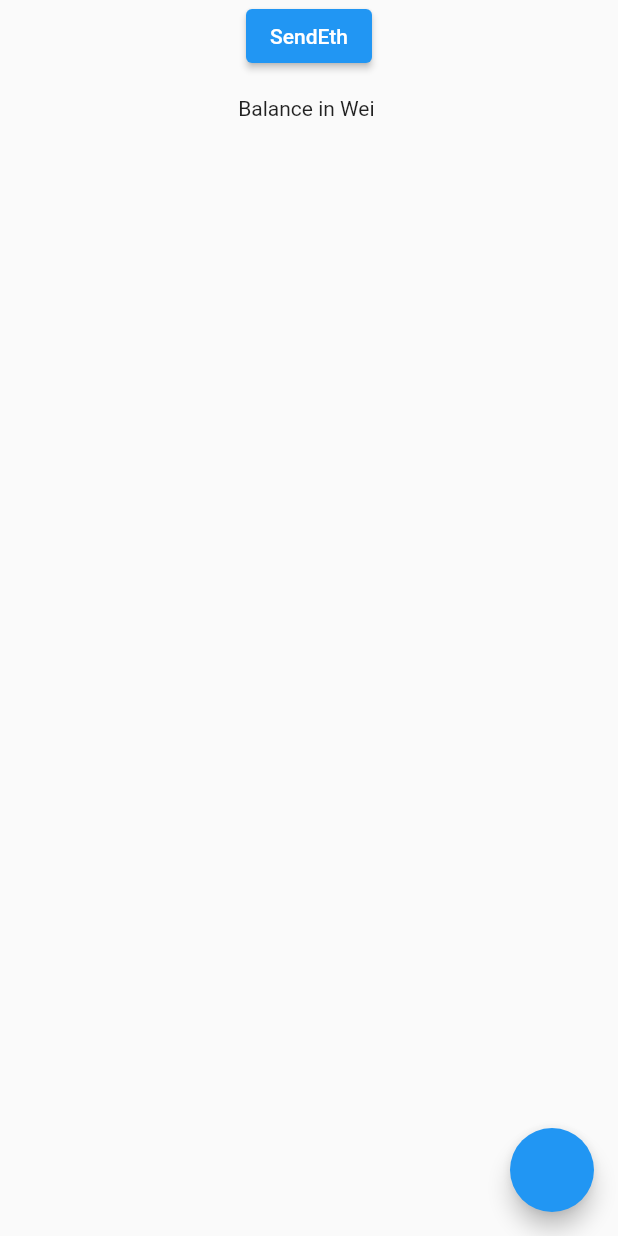
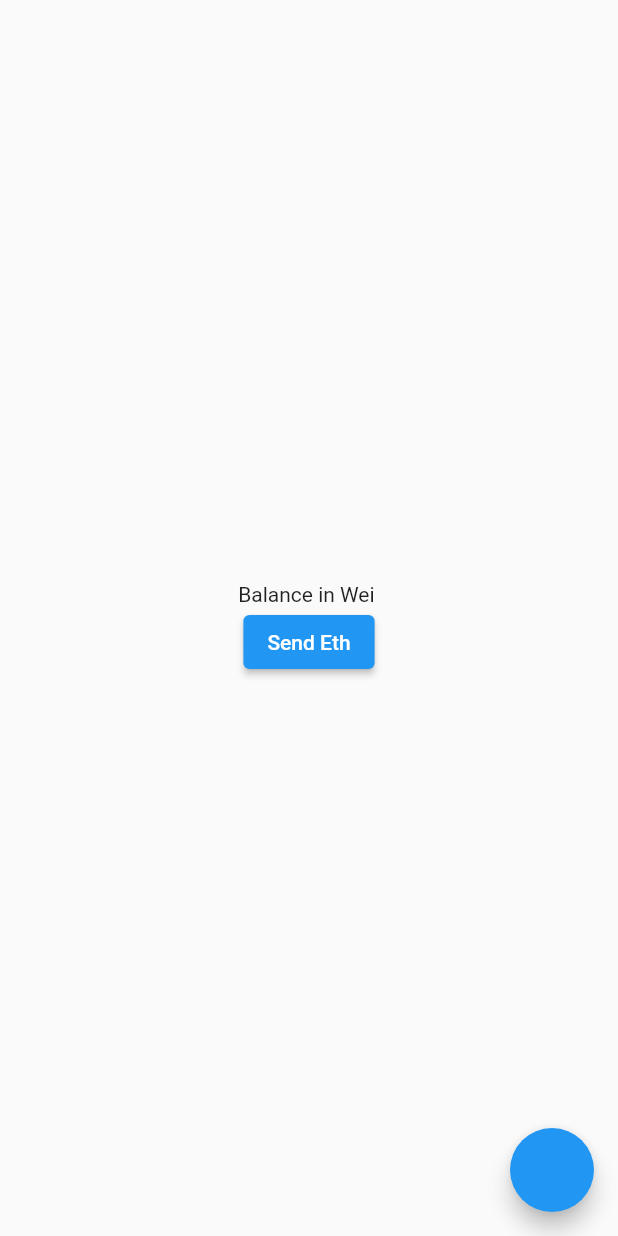
Before and after one commit to an-ku-sh/wallet, a Flutter app: the Wallet screen opened directly, on a phone screen of 412 x 824 dp. Run offline on Flutter 3.47's test engine with Material 2 defaults, Android fonts, the phone set to English and light mode, and no system bars; our stand-ins replace hex, shared_preferences; missing offline and left inert: bip39, ed25519_hd_key, web3dart; accounts and stored records are empty.

Commit message:
minor tweaks

```diff
--- a/lib/Pages/wallet_home_page.dart
+++ b/lib/Pages/wallet_home_page.dart
@@ -17,6 +17,7 @@ class WalletState extends State<Wallet> {
   String walletAddress = '';
   String? balance = '';
   String pvKey = '';
+  Credentials? creds;
 
   //Web3
   Client? httpClient;
@@ -32,8 +33,8 @@ class WalletState extends State<Wallet> {
 
   Future<void> loadWalletData() async {
     print("load wallet called");
-    SharedPreferences prefs = await SharedPreferences.getInstance();
-    String? privateKey = prefs.getString('privateKey');
+    SharedPreferences preferences = await SharedPreferences.getInstance();
+    String? privateKey = preferences.getString('privateKey');
 
     //fetching balance using default web3dart methods
     final credentials = EthPrivateKey.fromHex(privateKey!);
@@ -45,19 +46,38 @@ class WalletState extends State<Wallet> {
     setState(() {
       walletAddress = address.hexEip55;
       balance = bal?.getInWei.toString();
+      creds = credentials;
+      pvKey = privateKey;
     });
   }
+
+  // Future<void> sendEth() async {
+  //   await ethClient?.sendTransaction(
+  //     creds!,
+  //     Transaction(
+  //       to: EthereumAddress.fromHex('0xC91...3706'),
+  //       gasPrice: EtherAmount.inWei(BigInt.one),
+  //       maxGas: 100000,
+  //       value: EtherAmount.fromUnitAndValue(EtherUnit.wei, 1),
+  //     ),
+  //   );
+  // }
+
+  Future<void> requestEth() async {}
 
   @override
   Widget build(BuildContext context) {
     return Scaffold(
-      body: Center(
-        child: Column(
-          children: [
-            ElevatedButton(onPressed: () {}, child: const Text("SendEth")),
-            Text(walletAddress),
-            Text("Balance in Wei $balance")
-          ],
+      body: SafeArea(
+        child: Center(
+          child: Column(
+            mainAxisAlignment: MainAxisAlignment.center,
+            children: [
+              Text(walletAddress),
+              Text("Balance in Wei $balance"),
+              ElevatedButton(onPressed: () {}, child: const Text("Send Eth")),
+            ],
+          ),
         ),
       ),
       floatingActionButton: FloatingActionButton(onPressed: () async {
--- a/lib/main.dart
+++ b/lib/main.dart
@@ -26,7 +26,9 @@ class MaterialAppBase extends StatelessWidget {
   Widget build(BuildContext context) {
     final walletProvider = Provider.of<WalletProvider>(context);
     return MaterialApp(
-      home: walletProvider.privateKey == null ? Onboarding() : Wallet(),
+      home: walletProvider.privateKey == null
+          ? const Onboarding()
+          : const Wallet(),
     );
   }
 }
```
Also changed, not shown: lib/Services/functions.dart (+0 -10 lines).
